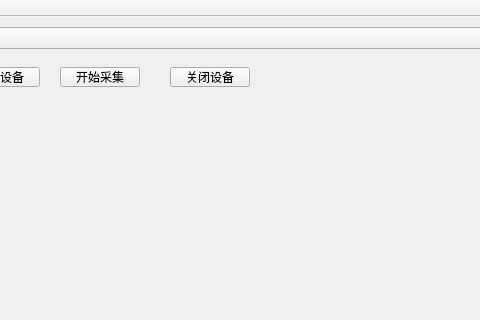
Old version of the form mainwindow.ui in the repository timbrist/hikvision-qt; both pictures show x 160 to 640 and y 0 to 320 of the 805 by 652 pixel window.
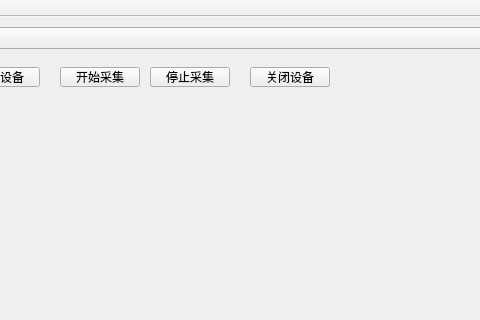
New version of the form.

Commit message: 给一个博主带跑偏了， 根本不需要线程来采集图像， 相机数据是流，我只要停止流界面上的图片就会停止。

The edit to the form file:
```diff
--- a/mainwindow.ui
+++ b/mainwindow.ui
@@ -53,7 +53,7 @@
    <widget class="QPushButton" name="pushButton_4">
     <property name="geometry">
      <rect>
-      <x>330</x>
+      <x>410</x>
       <y>50</y>
       <width>80</width>
       <height>20</height>
@@ -95,6 +95,19 @@
      <number>1</number>
     </property>
    </widget>
+   <widget class="QPushButton" name="pushButton">
+    <property name="geometry">
+     <rect>
+      <x>310</x>
+      <y>50</y>
+      <width>80</width>
+      <height>20</height>
+     </rect>
+    </property>
+    <property name="text">
+     <string>停止采集</string>
+    </property>
+   </widget>
   </widget>
   <widget class="QMenuBar" name="menuBar">
    <property name="geometry">
```
The commit also changes 5 other files.
